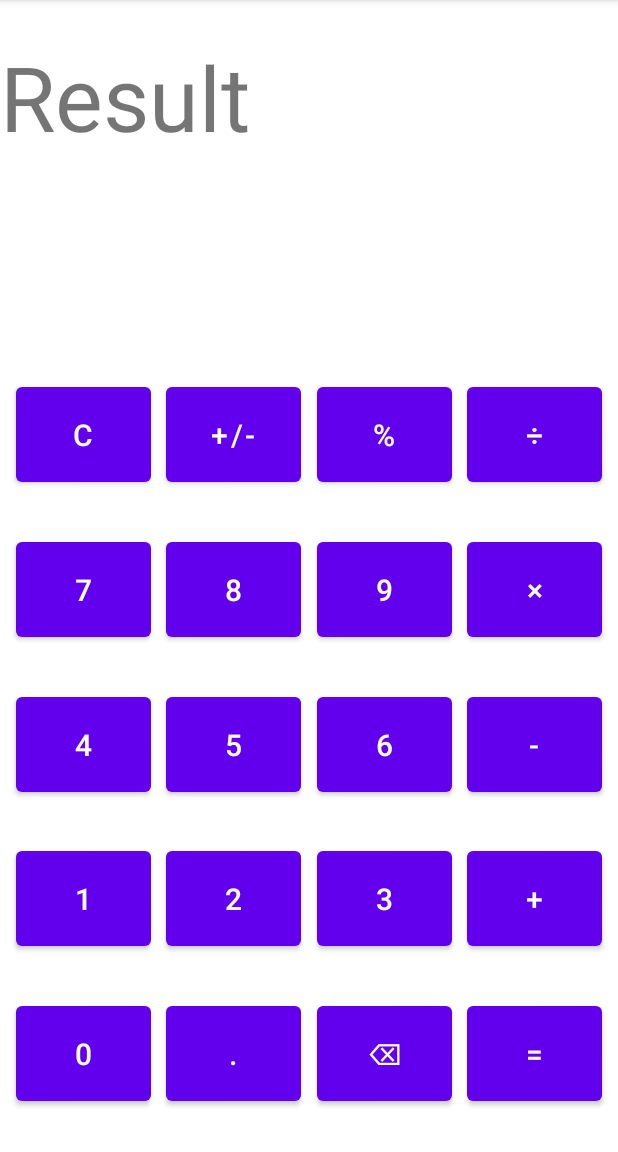
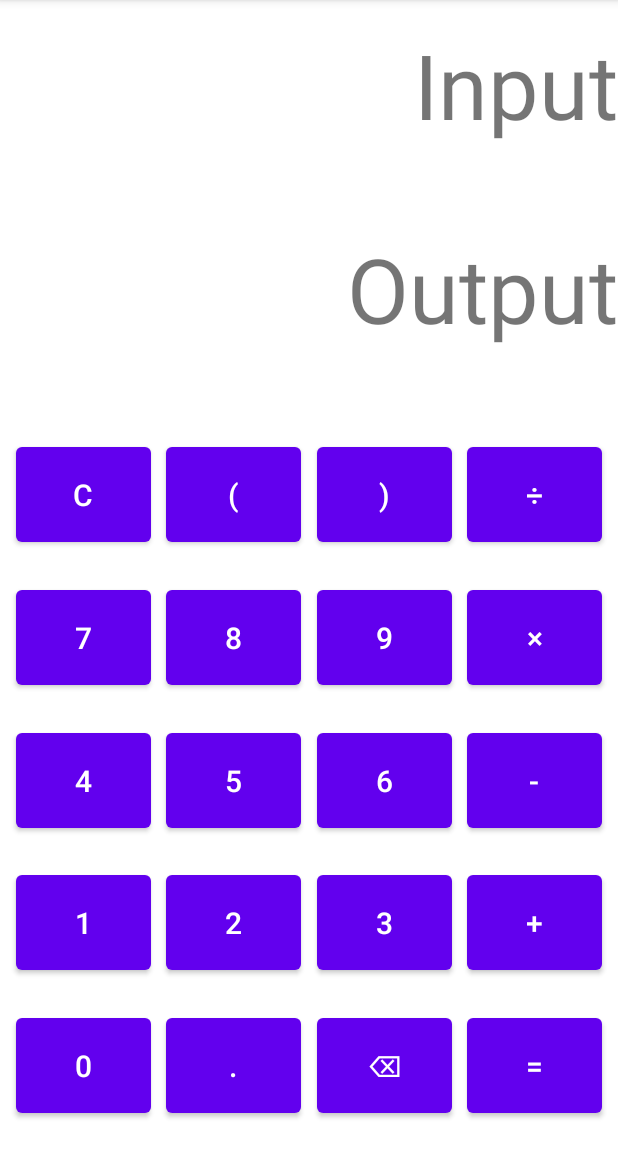
Before and after one commit to fattahsamit/Calculator-App, an Android app: the screen it shows after launch (MainActivity), on a phone screen of 412 x 824 dp, the part 84-1236 px from its top. Run offline under Robolectric (Android 15) with nearby library versions, the phone set to English and light mode, and no system bars.

Commit message:
barebone structure

```diff
--- a/app/src/main/java/com/example/calculator/MainActivity.kt
+++ b/app/src/main/java/com/example/calculator/MainActivity.kt
@@ -2,13 +2,57 @@ package com.example.calculator
 
 import androidx.appcompat.app.AppCompatActivity
 import android.os.Bundle
+import kotlinx.android.synthetic.main.activity_main.*
 
 class MainActivity : AppCompatActivity() {
     override fun onCreate(savedInstanceState: Bundle?) {
         super.onCreate(savedInstanceState)
         setContentView(R.layout.activity_main)
 
+        //Number Buttons
+        zero.setOnClickListener {  }
+        one.setOnClickListener {  }
+        two.setOnClickListener {  }
+        three.setOnClickListener {  }
+        four.setOnClickListener {  }
+        five.setOnClickListener {  }
+        six.setOnClickListener {  }
+        seven.setOnClickListener {  }
+        eight.setOnClickListener {  }
+        nine.setOnClickListener {  }
+        dot.setOnClickListener {  }
+
+        //Operator Buttons
+        sum.setOnClickListener {  }
+        subtraction.setOnClickListener {  }
+        multiply.setOnClickListener {  }
+        divide.setOnClickListener {  }
+
+        bracketstart.setOnClickListener {  }
+        bracketend.setOnClickListener {  }
+        clear.setOnClickListener {  }
+        equal.setOnClickListener {  }
+
+
 
 
     }
+
+    //methods
+
+    // appendOnClick() = add button text value in textview
+    fun appendOnClick(clear: Boolean, string: String){
+        if(clear){
+          input.text = ""
+          input.append(string)
+        }
+        else{
+            input.append(output.text)
+            input.append(string)
+            output.text = ""
+        }
+
+
+    }
+
 }
--- a/app/src/main/res/layout/activity_main.xml
+++ b/app/src/main/res/layout/activity_main.xml
@@ -160,7 +160,7 @@
         app:layout_constraintEnd_toStartOf="@+id/multiply"
         app:layout_constraintHorizontal_bias="0.5"
         app:layout_constraintStart_toEndOf="@+id/eight"
-        app:layout_constraintTop_toBottomOf="@+id/modulus" />
+        app:layout_constraintTop_toBottomOf="@+id/bracketend" />
 
     <Button
         android:id="@+id/eight"
@@ -172,7 +172,7 @@
         app:layout_constraintEnd_toStartOf="@+id/nine"
         app:layout_constraintHorizontal_bias="0.5"
         app:layout_constraintStart_toEndOf="@+id/seven"
-        app:layout_constraintTop_toBottomOf="@+id/plusminus" />
+        app:layout_constraintTop_toBottomOf="@+id/bracketstart" />
 
     <Button
         android:id="@+id/multiply"
@@ -205,34 +205,34 @@
         android:text="C"
         android:textSize="20dp"
         app:layout_constraintBottom_toTopOf="@+id/seven"
-        app:layout_constraintEnd_toStartOf="@+id/plusminus"
+        app:layout_constraintEnd_toStartOf="@+id/bracketstart"
         app:layout_constraintHorizontal_bias="0.5"
         app:layout_constraintStart_toStartOf="parent"
-        app:layout_constraintTop_toBottomOf="@+id/result" />
+        app:layout_constraintTop_toBottomOf="@+id/output" />
 
     <Button
-        android:id="@+id/plusminus"
+        android:id="@+id/bracketstart"
         android:layout_width="90dp"
         android:layout_height="75dp"
-        android:text="+/-"
+        android:text="("
         android:textSize="20dp"
         app:layout_constraintBottom_toTopOf="@+id/eight"
-        app:layout_constraintEnd_toStartOf="@+id/modulus"
+        app:layout_constraintEnd_toStartOf="@+id/bracketend"
         app:layout_constraintHorizontal_bias="0.5"
         app:layout_constraintStart_toEndOf="@+id/clear"
-        app:layout_constraintTop_toBottomOf="@+id/result" />
+        app:layout_constraintTop_toBottomOf="@+id/output" />
 
     <Button
-        android:id="@+id/modulus"
+        android:id="@+id/bracketend"
         android:layout_width="90dp"
         android:layout_height="75dp"
-        android:text="%"
+        android:text=")"
         android:textSize="20dp"
         app:layout_constraintBottom_toTopOf="@+id/nine"
         app:layout_constraintEnd_toStartOf="@+id/divide"
         app:layout_constraintHorizontal_bias="0.5"
-        app:layout_constraintStart_toEndOf="@+id/plusminus"
-        app:layout_constraintTop_toBottomOf="@+id/result" />
+        app:layout_constraintStart_toEndOf="@+id/bracketstart"
+        app:layout_constraintTop_toBottomOf="@+id/output" />
 
     <Button
         android:id="@+id/divide"
@@ -243,17 +243,30 @@
         app:layout_constraintBottom_toTopOf="@+id/multiply"
         app:layout_constraintEnd_toEndOf="parent"
         app:layout_constraintHorizontal_bias="0.5"
-        app:layout_constraintStart_toEndOf="@+id/modulus"
-        app:layout_constraintTop_toBottomOf="@+id/result" />
+        app:layout_constraintStart_toEndOf="@+id/bracketend"
+        app:layout_constraintTop_toBottomOf="@+id/output" />
 
     <TextView
-        android:id="@+id/result"
+        android:id="@+id/input"
         android:layout_width="match_parent"
-        android:layout_height="200dp"
-        android:layout_marginTop="24dp"
-        android:text="Result"
+        android:layout_height="120dp"
+        android:layout_marginTop="16dp"
+        android:text="Input"
+        android:textAlignment="textEnd"
         android:textSize="60dp"
         app:layout_constraintTop_toTopOf="parent"
         tools:layout_editor_absoluteX="0dp" />
 
+    <TextView
+        android:id="@+id/output"
+        android:layout_width="match_parent"
+        android:layout_height="120dp"
+        android:layout_marginTop="16dp"
+        android:text="Output"
+        android:textAlignment="textEnd"
+        android:textSize="60dp"
+        app:layout_constraintTop_toBottomOf="@+id/input"
+        tools:layout_editor_absoluteX="0dp" />
+
+
 </androidx.constraintlayout.widget.ConstraintLayout>
```
